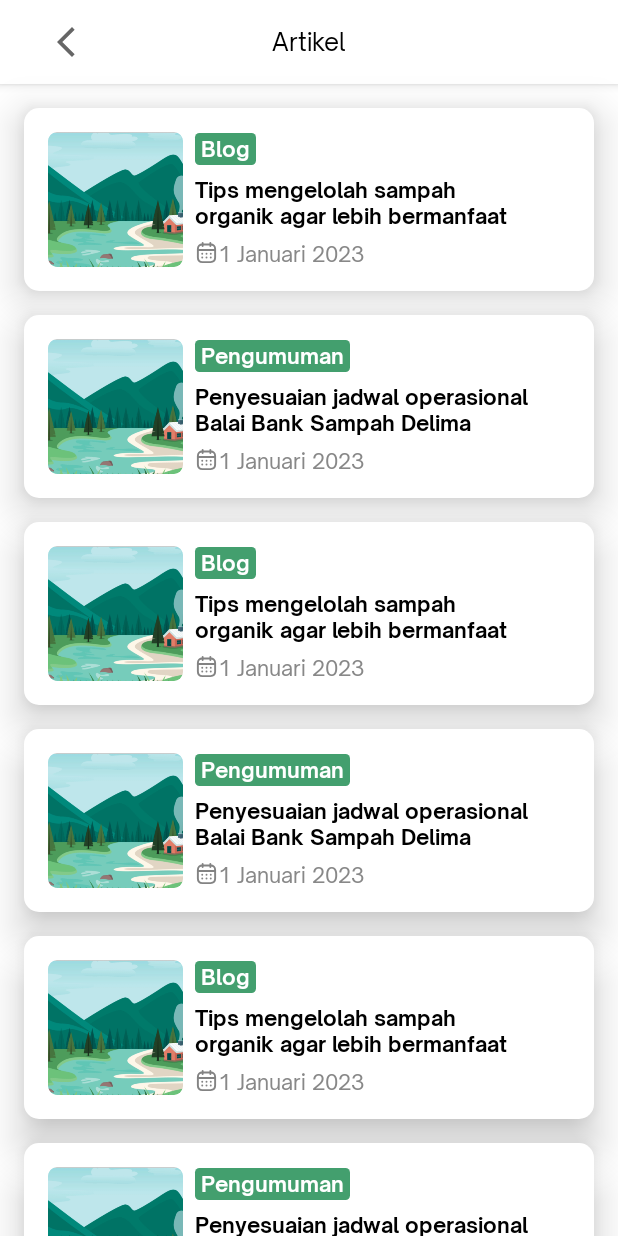
After one commit to fahmirumagutawan/Jetpack-BankSampahRW5, an Android app built with Jetpack Compose: the composable ArticleScreen shown on its own in the app's theme, on a phone screen of 412 x 824 dp. The commit adds this screen. Run offline under Robolectric (Android 15) with nearby library versions, the phone set to English and light mode, and no system bars; pictures from the network do not load.

Commit message:
add: Article

```diff
--- a/app/src/main/java/com/filkom/banksampahdelima/component/AppBottomBar.kt
+++ b/app/src/main/java/com/filkom/banksampahdelima/component/AppBottomBar.kt
@@ -16,6 +16,7 @@ import androidx.compose.ui.Alignment
 import androidx.compose.ui.Modifier
 import androidx.compose.ui.graphics.vector.ImageVector
 import androidx.compose.ui.platform.LocalConfiguration
+import androidx.compose.ui.tooling.preview.Preview
 import androidx.compose.ui.unit.dp
 import com.filkom.banksampahdelima.navigation.AppNavRoute
 import com.filkom.banksampahdelima.ui.theme.AppColor
--- a/app/src/main/java/com/filkom/banksampahdelima/navigation/AppNavRoute.kt
+++ b/app/src/main/java/com/filkom/banksampahdelima/navigation/AppNavRoute.kt
@@ -9,5 +9,6 @@ enum class AppNavRoute {
     DashboardScreen,
     OrderScreen,
     NotificationScreen,
-    ProfileScreen
+    ProfileScreen,
+    LeaderboardScreen
 }
--- a/app/src/main/java/com/filkom/banksampahdelima/screen/DashboardScreen.kt
+++ b/app/src/main/java/com/filkom/banksampahdelima/screen/DashboardScreen.kt
@@ -108,9 +108,3 @@ fun DashboardScreen(
         }
     }
 }
-
-@Preview
-@Composable
-fun DashboardPrev() {
-    DashboardScreen(lazyListState = rememberLazyListState())
-}
--- /dev/null
+++ b/app/src/main/java/com/filkom/banksampahdelima/screen/article/ArticleDetailScreen.kt
@@ -0,0 +1,105 @@
+package com.filkom.banksampahdelima.screen.article
+
+import android.annotation.SuppressLint
+import androidx.compose.foundation.background
+import androidx.compose.foundation.layout.*
+import androidx.compose.foundation.rememberScrollState
+import androidx.compose.foundation.shape.RoundedCornerShape
+import androidx.compose.foundation.verticalScroll
+import androidx.compose.material.Scaffold
+import androidx.compose.runtime.Composable
+import androidx.compose.ui.Modifier
+import androidx.compose.ui.draw.clip
+import androidx.compose.ui.graphics.Color
+import androidx.compose.ui.layout.ContentScale
+import androidx.compose.ui.res.painterResource
+import androidx.compose.ui.tooling.preview.Preview
+import androidx.compose.ui.unit.dp
+import coil.compose.AsyncImage
+import com.filkom.banksampahdelima.R
+import com.filkom.banksampahdelima.component.AppText
+import com.filkom.banksampahdelima.component.AppTopBar
+import com.filkom.banksampahdelima.component.TextType
+import com.filkom.banksampahdelima.ui.theme.AppColor
+
+@SuppressLint("UnusedMaterialScaffoldPaddingParameter")
+@Composable
+fun ArticleDetailScreen() {
+    /*TODO : Change parameter to article model*/
+
+    Scaffold(
+        topBar = {
+            AppTopBar(onBackClicked = { /*TODO*/ }, midTitle = "Artikel")
+        }
+    ) {
+        Column(Modifier
+            .fillMaxSize()
+            .verticalScroll(rememberScrollState())
+            .padding(horizontal = 24.dp, vertical = 8.dp)
+        ) {
+
+            // Picture
+            AsyncImage(
+                model = R.drawable.img_detail_article,
+                contentDescription = "Article's Picture",
+                placeholder = painterResource(id = R.drawable.img_detail_article),
+                error = painterResource(id = R.drawable.img_detail_article),
+                contentScale = ContentScale.FillWidth,
+                modifier = Modifier
+                    .fillMaxWidth()
+                    .clip(RoundedCornerShape(16.dp))
+            )
+            Spacer(modifier = Modifier.height(16.dp))
+
+            // Category
+            Box(modifier = Modifier
+                .wrapContentWidth()
+                .background(color = AppColor.Primary500, shape = RoundedCornerShape(3.dp))
+                .padding(horizontal = 4.dp, vertical = 2.dp)
+            ) {
+                AppText(
+                    text = "Blog",
+                    textType = TextType.H5,
+                    color = AppColor.White
+                )
+            }
+
+
+            // Title
+            Spacer(modifier = Modifier.height(8.dp))
+            AppText(
+                text = "Tips mengelolah sampah organik agar lebih bermanfaat",
+                textType = TextType.H4,
+                modifier = Modifier.padding(end = 24.dp)
+            )
+
+            // Date
+            Spacer(modifier = Modifier.height(8.dp))
+            Row {
+                AsyncImage(
+                    model = R.drawable.ic_calendar,
+                    contentDescription = "Calendar",
+                    modifier = Modifier.size(15.dp)
+                )
+                AppText(
+                    text = "1 Januari 2023",
+                    textType = TextType.ExtraSmall,
+                    color = Color.Gray
+                )
+            }
+
+            // Description
+            Spacer(modifier = Modifier.height(16.dp))
+            AppText(
+                text = "Mengolah sampah organik secara tepat dan bertanggung jawab sangat penting untuk menjaga lingkungan sehat dan bersih. Berikut adalah 3 tips yang dapat Anda gunakan untuk mengolah sampah organik dengan lebih bermanfaat: \n" +
+                        "\n" +
+                        " Pemanfaatan Metode Kompos. Metode kompos adalah salah satu cara terbaik untuk mengolah sampah organik. Dengan metode kompos, Anda dapat mempercepat proses dekomposisi sampah organik dan mengubahnya menjadi pupuk yang berguna untuk tanaman dan tanah. \n" +
+                        "Pemanfaatan Teknologi. Teknologi dapat membantu Anda dalam mengolah sampah organik dengan lebih baik dan bermanfaat. Dengan menggunakan mesin penghancur sampah, Anda dapat mempercepat proses dekomposisi dan membuat pupuk dari sampah organik.\n" +
+                        "Menggunakan Metode Reuse. Reuse atau pemanfaatan kembali adalah cara terbaik untuk mengurangi jumlah sampah yang dibuang ke lingkungan. Anda dapat melakukan hal ini dengan memperbaiki barang-barang yang rusak dan menggunakannya kembali atau menggunakan barang-barang yang masih bisa digunakan. \n" +
+                        "\n" +
+                        "Dengan menggunakan ketiga tips di atas, Anda dapat mengolah sampah organik dengan lebih bermanfaat. Dengan mengolah sampah organik secara tepat dan bertanggung jawab, Anda dapat membantu menjaga lingkungan sehat dan bersih.",
+                textType = TextType.Body2
+            )
+        }
+    }
+}
--- /dev/null
+++ b/app/src/main/java/com/filkom/banksampahdelima/screen/article/ArticleItem.kt
@@ -0,0 +1,110 @@
+package com.filkom.banksampahdelima.screen.article
+
+import androidx.compose.foundation.background
+import androidx.compose.foundation.clickable
+import androidx.compose.foundation.layout.*
+import androidx.compose.foundation.shape.RoundedCornerShape
+import androidx.compose.material.Card
+import androidx.compose.runtime.Composable
+import androidx.compose.ui.Alignment
+import androidx.compose.ui.Modifier
+import androidx.compose.ui.draw.clip
+import androidx.compose.ui.graphics.Color
+import androidx.compose.ui.layout.ContentScale
+import androidx.compose.ui.res.painterResource
+import androidx.compose.ui.tooling.preview.Preview
+import androidx.compose.ui.unit.dp
+import androidx.navigation.NavController
+import androidx.navigation.compose.rememberNavController
+import coil.compose.AsyncImage
+import com.filkom.banksampahdelima.R
+import com.filkom.banksampahdelima.component.AppText
+import com.filkom.banksampahdelima.component.TextType
+import com.filkom.banksampahdelima.ui.theme.AppColor
+
+@Composable
+fun ArticleItem(
+    title: String,
+    category: String,
+    date: String,
+    picture_url: String? = null,
+    navController: NavController,
+) {
+
+    /*TODO : Change parameter to article model*/
+    Card(
+        elevation = 16.dp,
+        shape = RoundedCornerShape(10.dp),
+        modifier = Modifier
+            .fillMaxWidth()
+            .padding(horizontal = 16.dp)
+            .clickable {
+                /* TODO : Navigate to article's detail*/
+            }
+    ) {
+        Row(
+            verticalAlignment = Alignment.CenterVertically,
+            modifier = Modifier
+                .fillMaxWidth()
+                .padding(16.dp)
+        ) {
+
+            // Picture
+            AsyncImage(
+                model = picture_url,
+                contentDescription = "Article's Picture",
+                placeholder = painterResource(id = R.drawable.img_item_article),
+                error = painterResource(id = R.drawable.img_item_article),
+                contentScale = ContentScale.FillWidth,
+                modifier = Modifier
+                    .size(90.dp)
+                    .clip(RoundedCornerShape(6.dp))
+            )
+            Spacer(modifier = Modifier.width(8.dp))
+
+            // Category, Title, Date
+            Column(
+                modifier = Modifier
+                    .fillMaxWidth()
+                    .padding(end = 24.dp)
+            ) {
+
+                // Category
+                Box(modifier = Modifier
+                    .wrapContentWidth()
+                    .background(color = AppColor.Primary500, shape = RoundedCornerShape(3.dp))
+                    .padding(horizontal = 4.dp, vertical = 2.dp)
+                ) {
+                    AppText(
+                        text = category,
+                        textType = TextType.H5,
+                        color = AppColor.White
+                    )
+                }
+
+                // Title
+                Spacer(modifier = Modifier.height(8.dp))
+                AppText(
+                    text = title,
+                    textType = TextType.H5
+                )
+
+                // Date
+                Spacer(modifier = Modifier.height(8.dp))
+                Row {
+                    AsyncImage(
+                        model = R.drawable.ic_calendar,
+                        contentDescription = "Calendar",
+                        modifier = Modifier.size(15.dp)
+                    )
+                    AppText(
+                        text = date,
+                        textType = TextType.ExtraSmall,
+                        color = Color.Gray
+                    )
+                }
+            }
+        }
+    }
+    Spacer(modifier = Modifier.height(16.dp))
+}
--- /dev/null
+++ b/app/src/main/java/com/filkom/banksampahdelima/screen/article/ArticleScreen.kt
@@ -0,0 +1,86 @@
+package com.filkom.banksampahdelima.screen.article
+
+import androidx.compose.foundation.layout.Column
+import androidx.compose.foundation.layout.Spacer
+import androidx.compose.foundation.layout.fillMaxSize
+import androidx.compose.foundation.layout.height
+import androidx.compose.foundation.rememberScrollState
+import androidx.compose.foundation.verticalScroll
+import androidx.compose.runtime.Composable
+import androidx.compose.ui.Modifier
+import androidx.compose.ui.unit.dp
+import androidx.navigation.compose.rememberNavController
+import com.filkom.banksampahdelima.component.AppTopBar
+
+@Composable
+fun ArticleScreen() {
+    Column(Modifier
+        .fillMaxSize()
+        .verticalScroll(rememberScrollState())) {
+        // TopBar
+        AppTopBar(onBackClicked = { /*TODO*/ }, midTitle = "Artikel")
+
+        /*TODO : Change to article list and use lazy list*/
+        Spacer(modifier = Modifier.height(16.dp))
+        ArticleItem(
+            title = "Tips mengelolah sampah organik agar lebih bermanfaat",
+            category = "Blog",
+            date = "1 Januari 2023",
+            navController = rememberNavController()
+        )
+        ArticleItem(
+            title = "Penyesuaian jadwal operasional Balai Bank Sampah Delima",
+            category = "Pengumuman",
+            date = "1 Januari 2023",
+            navController = rememberNavController()
+        )
+        ArticleItem(
+            title = "Tips mengelolah sampah organik agar lebih bermanfaat",
+            category = "Blog",
+            date = "1 Januari 2023",
+            navController = rememberNavController()
+        )
+        ArticleItem(
+            title = "Penyesuaian jadwal operasional Balai Bank Sampah Delima",
+            category = "Pengumuman",
+            date = "1 Januari 2023",
+            navController = rememberNavController()
+        )
+        ArticleItem(
+            title = "Tips mengelolah sampah organik agar lebih bermanfaat",
+            category = "Blog",
+            date = "1 Januari 2023",
+            navController = rememberNavController()
+        )
+        ArticleItem(
+            title = "Penyesuaian jadwal operasional Balai Bank Sampah Delima",
+            category = "Pengumuman",
+            date = "1 Januari 2023",
+            navController = rememberNavController()
+        )
+        ArticleItem(
+            title = "Tips mengelolah sampah organik agar lebih bermanfaat",
+            category = "Blog",
+            date = "1 Januari 2023",
+            navController = rememberNavController()
+        )
+        ArticleItem(
+            title = "Penyesuaian jadwal operasional Balai Bank Sampah Delima",
+            category = "Pengumuman",
+            date = "1 Januari 2023",
+            navController = rememberNavController()
+        )
+        ArticleItem(
+            title = "Tips mengelolah sampah organik agar lebih bermanfaat",
+            category = "Blog",
+            date = "1 Januari 2023",
+            navController = rememberNavController()
+        )
+        ArticleItem(
+            title = "Penyesuaian jadwal operasional Balai Bank Sampah Delima",
+            category = "Pengumuman",
+            date = "1 Januari 2023",
+            navController = rememberNavController()
+        )
+    }
+}
--- a/app/src/main/java/com/filkom/banksampahdelima/screen/leaderboard/LeaderboardScreen.kt
+++ b/app/src/main/java/com/filkom/banksampahdelima/screen/leaderboard/LeaderboardScreen.kt
@@ -8,7 +8,6 @@ import androidx.compose.foundation.layout.height
 import androidx.compose.material.Scaffold
 import androidx.compose.runtime.Composable
 import androidx.compose.ui.Modifier
-import androidx.compose.ui.tooling.preview.Preview
 import androidx.compose.ui.unit.dp
 import com.filkom.banksampahdelima.component.AppTopBar
 
--- /dev/null
+++ b/app/src/main/res/drawable/ic_calendar.xml
@@ -0,0 +1,77 @@
+<vector xmlns:android="http://schemas.android.com/apk/res/android"
+    android:width="15dp"
+    android:height="15dp"
+    android:viewportWidth="15"
+    android:viewportHeight="15">
+  <path
+      android:pathData="M1.933,5.878H13.073"
+      android:strokeLineJoin="round"
+      android:strokeWidth="1.25"
+      android:fillColor="#00000000"
+      android:strokeColor="#838383"
+      android:strokeLineCap="round"/>
+  <path
+      android:pathData="M10.276,8.319H10.282"
+      android:strokeLineJoin="round"
+      android:strokeWidth="1.25"
+      android:fillColor="#00000000"
+      android:strokeColor="#838383"
+      android:strokeLineCap="round"/>
+  <path
+      android:pathData="M7.502,8.319H7.508"
+      android:strokeLineJoin="round"
+      android:strokeWidth="1.25"
+      android:fillColor="#00000000"
+      android:strokeColor="#838383"
+      android:strokeLineCap="round"/>
+  <path
+      android:pathData="M4.723,8.319H4.729"
+      android:strokeLineJoin="round"
+      android:strokeWidth="1.25"
+      android:fillColor="#00000000"
+      android:strokeColor="#838383"
+      android:strokeLineCap="round"/>
+  <path
+      android:pathData="M10.276,10.748H10.282"
+      android:strokeLineJoin="round"
+      android:strokeWidth="1.25"
+      android:fillColor="#00000000"
+      android:strokeColor="#838383"
+      android:strokeLineCap="round"/>
+  <path
+      android:pathData="M7.502,10.748H7.508"
+      android:strokeLineJoin="round"
+      android:strokeWidth="1.25"
+      android:fillColor="#00000000"
+      android:strokeColor="#838383"
+      android:strokeLineCap="round"/>
+  <path
+      android:pathData="M4.723,10.748H4.729"
+      android:strokeLineJoin="round"
+      android:strokeWidth="1.25"
+      android:fillColor="#00000000"
+      android:strokeColor="#838383"
+      android:strokeLineCap="round"/>
+  <path
+      android:pathData="M10.028,1.25V3.307"
+      android:strokeLineJoin="round"
+      android:strokeWidth="1.25"
+      android:fillColor="#00000000"
+      android:strokeColor="#838383"
+      android:strokeLineCap="round"/>
+  <path
+      android:pathData="M4.979,1.25V3.307"
+      android:strokeLineJoin="round"
+      android:strokeWidth="1.25"
+      android:fillColor="#00000000"
+      android:strokeColor="#838383"
+      android:strokeLineCap="round"/>
+  <path
+      android:pathData="M10.149,2.237H4.857C3.021,2.237 1.875,3.26 1.875,5.139V10.795C1.875,12.704 3.021,13.75 4.857,13.75H10.143C11.984,13.75 13.125,12.722 13.125,10.842V5.139C13.131,3.26 11.99,2.237 10.149,2.237Z"
+      android:strokeLineJoin="round"
+      android:strokeWidth="1.25"
+      android:fillColor="#00000000"
+      android:fillType="evenOdd"
+      android:strokeColor="#838383"
+      android:strokeLineCap="round"/>
+</vector>
```
Also changed, not shown: app/src/main/res/drawable/img_detail_article.png (added), app/src/main/res/drawable/img_item_article.png (added).
